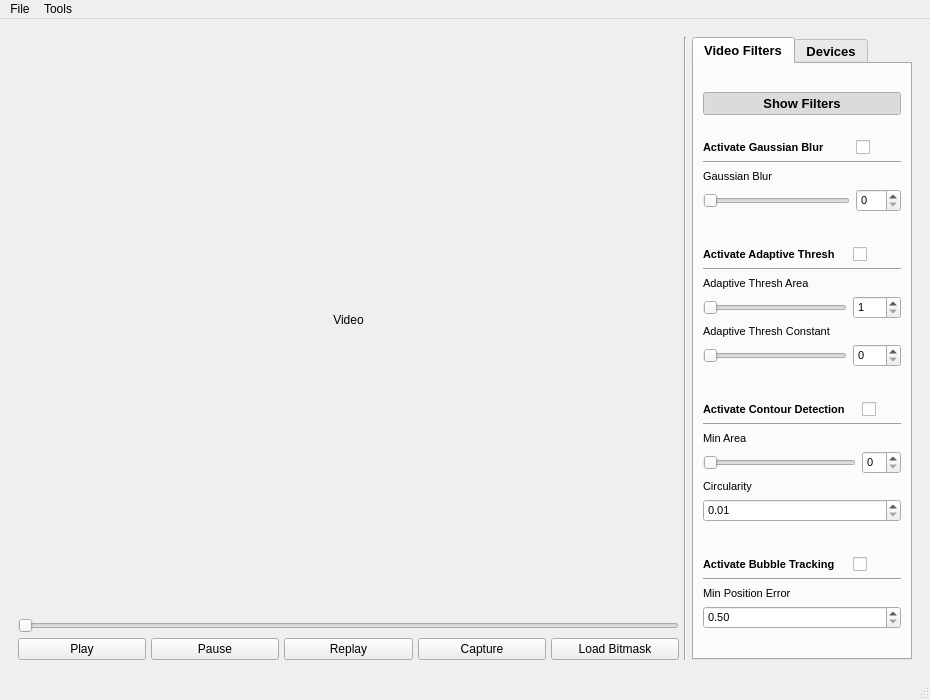
Qt form src/ui/dlpctl.ui (tarumishra9498/dlpctlF25) before a commit.
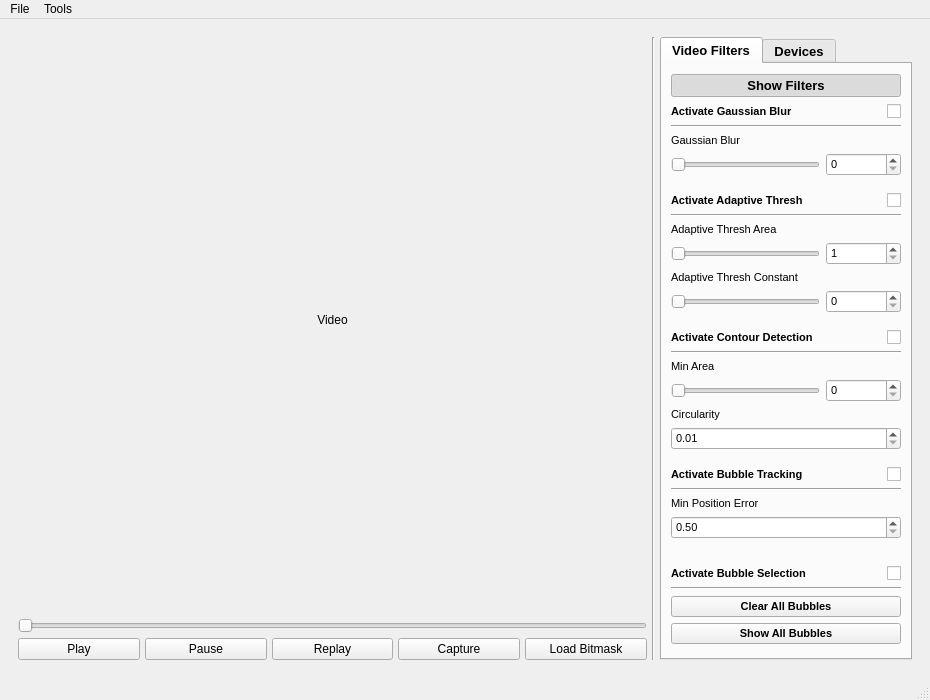
The same form after that commit.

Commit message: added selection tools

Patch:
```diff
--- a/src/ui/dlpctl.ui
+++ b/src/ui/dlpctl.ui
@@ -53,7 +53,7 @@
       <property name="frameShape">
        <enum>QFrame::Shape::NoFrame</enum>
       </property>
-      <layout class="QHBoxLayout" name="horizontalLayout_2" stretch="3,3,1">
+      <layout class="QHBoxLayout" name="horizontalLayout_2" stretch="5,5,2">
        <property name="spacing">
         <number>5</number>
        </property>
@@ -176,7 +176,7 @@
             <attribute name="title">
              <string>Video Filters</string>
             </attribute>
-            <layout class="QVBoxLayout" name="verticalLayout_3" stretch="0,0,0,0,0,0,0,0">
+            <layout class="QVBoxLayout" name="verticalLayout_3" stretch="0,0,0,0,0,0,0,0,0,0">
              <item>
               <widget class="QPushButton" name="show_filters">
                <property name="text">
@@ -191,11 +191,11 @@
               </widget>
              </item>
              <item>
-              <layout class="QGridLayout" name="blur_grid" columnstretch="3,0">
+              <layout class="QGridLayout" name="blur_grid" columnstretch="2,1">
                <item row="3" column="1">
                 <widget class="QSpinBox" name="blur_spinbox">
                  <property name="sizePolicy">
-                  <sizepolicy hsizetype="Preferred" vsizetype="Fixed">
+                  <sizepolicy hsizetype="Ignored" vsizetype="Fixed">
                    <horstretch>0</horstretch>
                    <verstretch>0</verstretch>
                   </sizepolicy>
@@ -211,7 +211,7 @@
                  </property>
                 </widget>
                </item>
-               <item row="0" column="1">
+               <item row="0" column="1" alignment="Qt::AlignmentFlag::AlignRight">
                 <widget class="QCheckBox" name="blur_checkbox">
                  <property name="sizePolicy">
                   <sizepolicy hsizetype="Ignored" vsizetype="Fixed">
@@ -265,7 +265,7 @@
                <item row="2" column="0" colspan="2">
                 <widget class="QLabel" name="label_12">
                  <property name="sizePolicy">
-                  <sizepolicy hsizetype="Expanding" vsizetype="Fixed">
+                  <sizepolicy hsizetype="Preferred" vsizetype="Fixed">
                    <horstretch>0</horstretch>
                    <verstretch>0</verstretch>
                   </sizepolicy>
@@ -304,7 +304,7 @@
               </spacer>
              </item>
              <item>
-              <layout class="QGridLayout" name="thresh_grid" rowstretch="0,0,0,0,0,0" columnstretch="3,1">
+              <layout class="QGridLayout" name="thresh_grid" rowstretch="0,0,0,0,0,0" columnstretch="2,1">
                <item row="3" column="0">
                 <widget class="QSlider" name="thresh_area_slider">
                  <property name="sizePolicy">
@@ -398,8 +398,14 @@
                  </property>
                 </widget>
                </item>
-               <item row="0" column="1">
+               <item row="0" column="1" alignment="Qt::AlignmentFlag::AlignRight">
                 <widget class="QCheckBox" name="thresh_checkbox">
+                 <property name="sizePolicy">
+                  <sizepolicy hsizetype="Ignored" vsizetype="Fixed">
+                   <horstretch>0</horstretch>
+                   <verstretch>0</verstretch>
+                  </sizepolicy>
+                 </property>
                  <property name="text">
                   <string/>
                  </property>
@@ -408,7 +414,7 @@
                <item row="3" column="1">
                 <widget class="QSpinBox" name="thresh_area_spinbox">
                  <property name="sizePolicy">
-                  <sizepolicy hsizetype="Preferred" vsizetype="Fixed">
+                  <sizepolicy hsizetype="Ignored" vsizetype="Fixed">
                    <horstretch>0</horstretch>
                    <verstretch>0</verstretch>
                   </sizepolicy>
@@ -427,7 +433,7 @@
                <item row="5" column="1">
                 <widget class="QSpinBox" name="thresh_const_spinbox">
                  <property name="sizePolicy">
-                  <sizepolicy hsizetype="Preferred" vsizetype="Fixed">
+                  <sizepolicy hsizetype="Ignored" vsizetype="Fixed">
                    <horstretch>0</horstretch>
                    <verstretch>0</verstretch>
                   </sizepolicy>
@@ -456,11 +462,11 @@
               </spacer>
              </item>
              <item>
-              <layout class="QGridLayout" name="contour_grid" rowstretch="0,0,0,0,0,0" columnstretch="3,0">
+              <layout class="QGridLayout" name="contour_grid" rowstretch="0,0,0,0,0,0" columnstretch="2,1">
                <item row="3" column="1">
                 <widget class="QSpinBox" name="contour_spinbox">
                  <property name="sizePolicy">
-                  <sizepolicy hsizetype="Preferred" vsizetype="Fixed">
+                  <sizepolicy hsizetype="Ignored" vsizetype="Fixed">
                    <horstretch>0</horstretch>
                    <verstretch>0</verstretch>
                   </sizepolicy>
@@ -524,8 +530,14 @@
                  </property>
                 </widget>
                </item>
-               <item row="0" column="1">
+               <item row="0" column="1" alignment="Qt::AlignmentFlag::AlignRight">
                 <widget class="QCheckBox" name="contour_checkbox">
+                 <property name="sizePolicy">
+                  <sizepolicy hsizetype="Ignored" vsizetype="Fixed">
+                   <horstretch>0</horstretch>
+                   <verstretch>0</verstretch>
+                  </sizepolicy>
+                 </property>
                  <property name="text">
                   <string/>
                  </property>
@@ -604,11 +616,11 @@
               </spacer>
              </item>
              <item>
-              <layout class="QGridLayout" name="tracking_grid" columnstretch="3,1">
+              <layout class="QGridLayout" name="tracking_grid" columnstretch="2,1">
                <item row="0" column="0">
                 <widget class="QLabel" name="label_9">
                  <property name="sizePolicy">
-                  <sizepolicy hsizetype="Preferred" vsizetype="Fixed">
+                  <sizepolicy hsizetype="Minimum" vsizetype="Fixed">
                    <horstretch>0</horstretch>
                    <verstretch>0</verstretch>
                   </sizepolicy>
@@ -650,8 +662,14 @@
                  </property>
                 </widget>
                </item>
-               <item row="0" column="1">
+               <item row="0" column="1" alignment="Qt::AlignmentFlag::AlignRight">
                 <widget class="QCheckBox" name="tracking_checkbox">
+                 <property name="sizePolicy">
+                  <sizepolicy hsizetype="Ignored" vsizetype="Fixed">
+                   <horstretch>0</horstretch>
+                   <verstretch>0</verstretch>
+                  </sizepolicy>
+                 </property>
                  <property name="text">
                   <string/>
                  </property>
@@ -684,6 +702,82 @@
                </item>
               </layout>
              </item>
+             <item>
+              <spacer name="horizontalSpacer_4">
+               <property name="orientation">
+                <enum>Qt::Orientation::Horizontal</enum>
+               </property>
+               <property name="sizeHint" stdset="0">
+                <size>
+                 <width>40</width>
+                 <height>20</height>
+                </size>
+               </property>
+              </spacer>
+             </item>
+             <item>
+              <layout class="QGridLayout" name="selection_grid" columnstretch="2,1">
+               <item row="0" column="0">
+                <widget class="QLabel" name="label">
+                 <property name="font">
+                  <font>
+                   <pointsize>8</pointsize>
+                   <bold>true</bold>
+                  </font>
+                 </property>
+                 <property name="text">
+                  <string>Activate Bubble Selection</string>
+                 </property>
+                </widget>
+               </item>
+               <item row="0" column="1" alignment="Qt::AlignmentFlag::AlignRight">
+                <widget class="QCheckBox" name="selection_checkbox">
+                 <property name="sizePolicy">
+                  <sizepolicy hsizetype="Expanding" vsizetype="Fixed">
+                   <horstretch>0</horstretch>
+                   <verstretch>0</verstretch>
+                  </sizepolicy>
+                 </property>
+                 <property name="text">
+                  <string/>
+                 </property>
+                </widget>
+               </item>
+               <item row="1" column="0" colspan="2">
+                <widget class="Line" name="line_4">
+                 <property name="orientation">
+                  <enum>Qt::Orientation::Horizontal</enum>
+                 </property>
+                </widget>
+               </item>
+               <item row="2" column="0" colspan="2">
+                <widget class="QPushButton" name="clear_all">
+                 <property name="font">
+                  <font>
+                   <pointsize>8</pointsize>
+                   <bold>true</bold>
+                  </font>
+                 </property>
+                 <property name="text">
+                  <string>Clear All Bubbles</string>
+                 </property>
+                </widget>
+               </item>
+               <item row="3" column="0" colspan="2">
+                <widget class="QPushButton" name="show_all">
+                 <property name="font">
+                  <font>
+                   <pointsize>8</pointsize>
+                   <bold>true</bold>
+                  </font>
+                 </property>
+                 <property name="text">
+                  <string>Show All Bubbles</string>
+                 </property>
+                </widget>
+               </item>
+              </layout>
+             </item>
             </layout>
            </widget>
            <widget class="QWidget" name="devices_tab">
```
Left out of the diff: 2 changed lines with no effect on the pictures. The commit also changes 1 other file.
